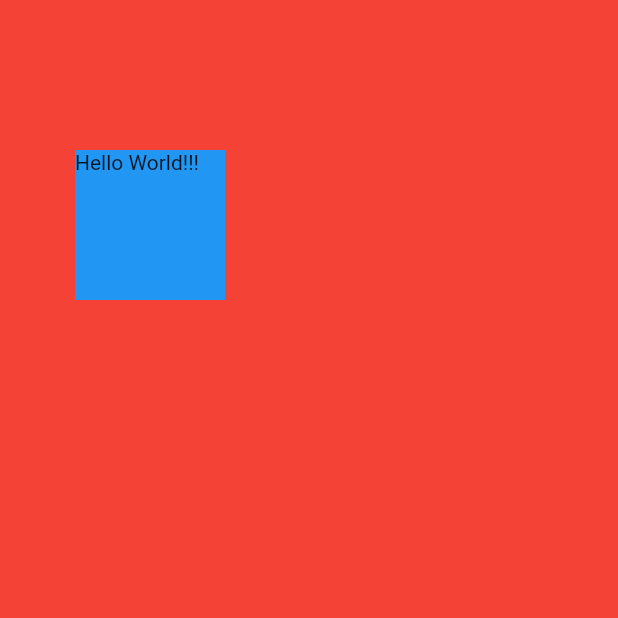
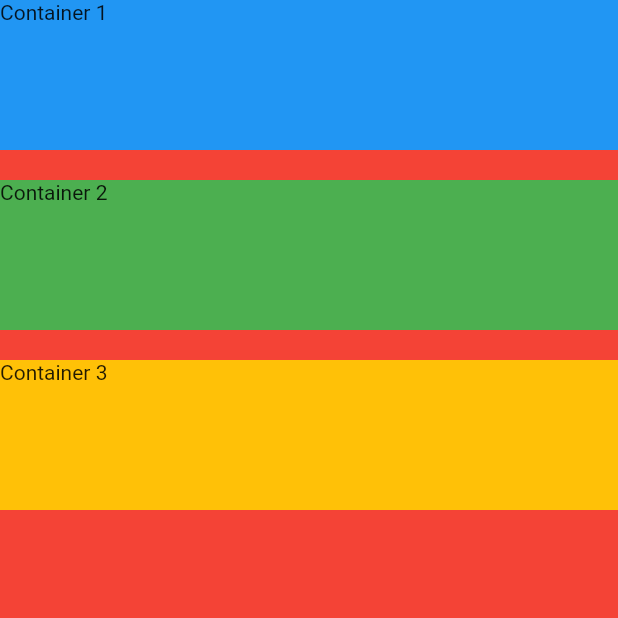
Before and after one commit to dustyfingers/mi-card-flutter, a Flutter app: the screen it shows after launch, on a phone screen of 412 x 824 dp, the top half of it. Run offline on Flutter 3.47's test engine with Material 2 defaults, Android fonts, the phone set to English and light mode, and no system bars.

Commit message:
learned about basic layout with columns and rows in flutter

```diff
--- a/lib/main.dart
+++ b/lib/main.dart
@@ -11,12 +11,27 @@ class MyApp extends StatelessWidget {
       home: Scaffold(
         backgroundColor: Colors.red,
         body: SafeArea(
-          child: Container(
-            height: 100.0,
-            width: 100.0,
-            margin: EdgeInsets.symmetric(vertical: 100.0, horizontal: 50.0),
-            color: Colors.blue,
-            child: Text("Hello World!!!"),
+          child: Column(
+            crossAxisAlignment: CrossAxisAlignment.stretch,
+            children: <Widget>[
+              Container(
+                height: 100.0,
+                color: Colors.blue,
+                child: Text("Container 1"),
+              ),
+              SizedBox(height: 20.0),
+              Container(
+                height: 100.0,
+                color: Colors.green,
+                child: Text("Container 2"),
+              ),
+              SizedBox(height: 20.0),
+              Container(
+                height: 100.0,
+                color: Colors.amber,
+                child: Text("Container 3"),
+              ),
+            ],
           ),
         ),
       ),
```
